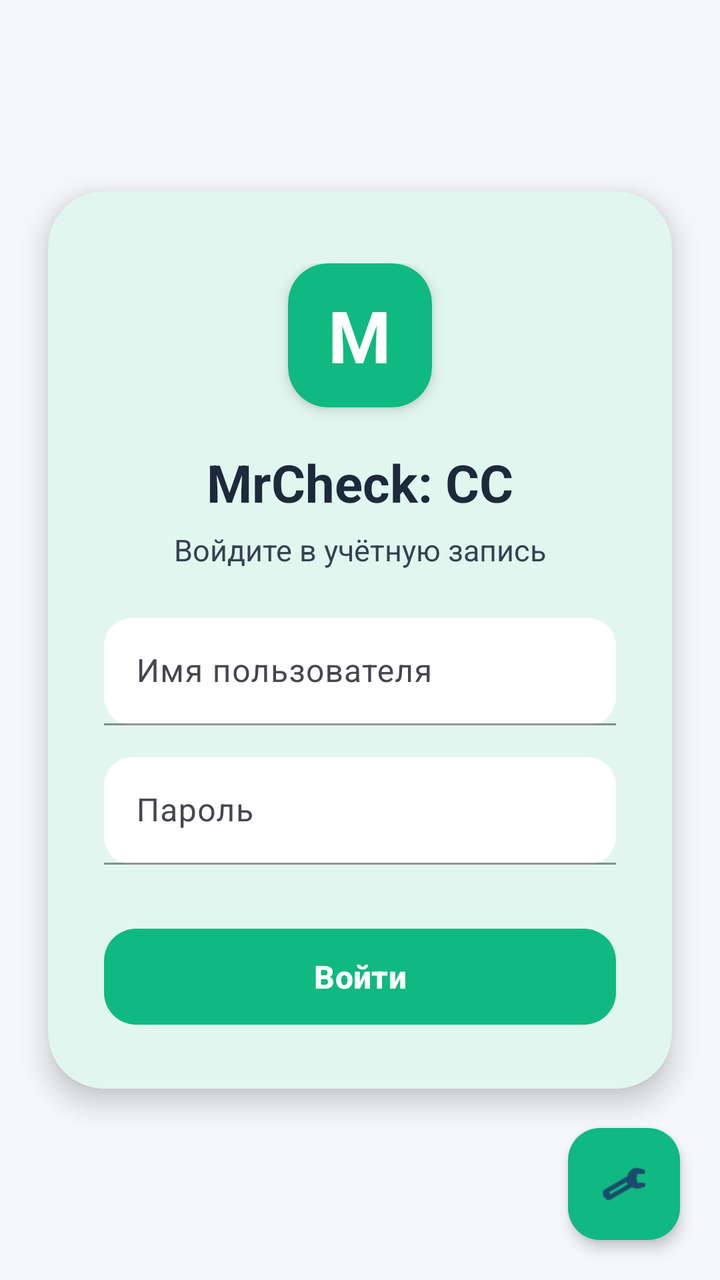
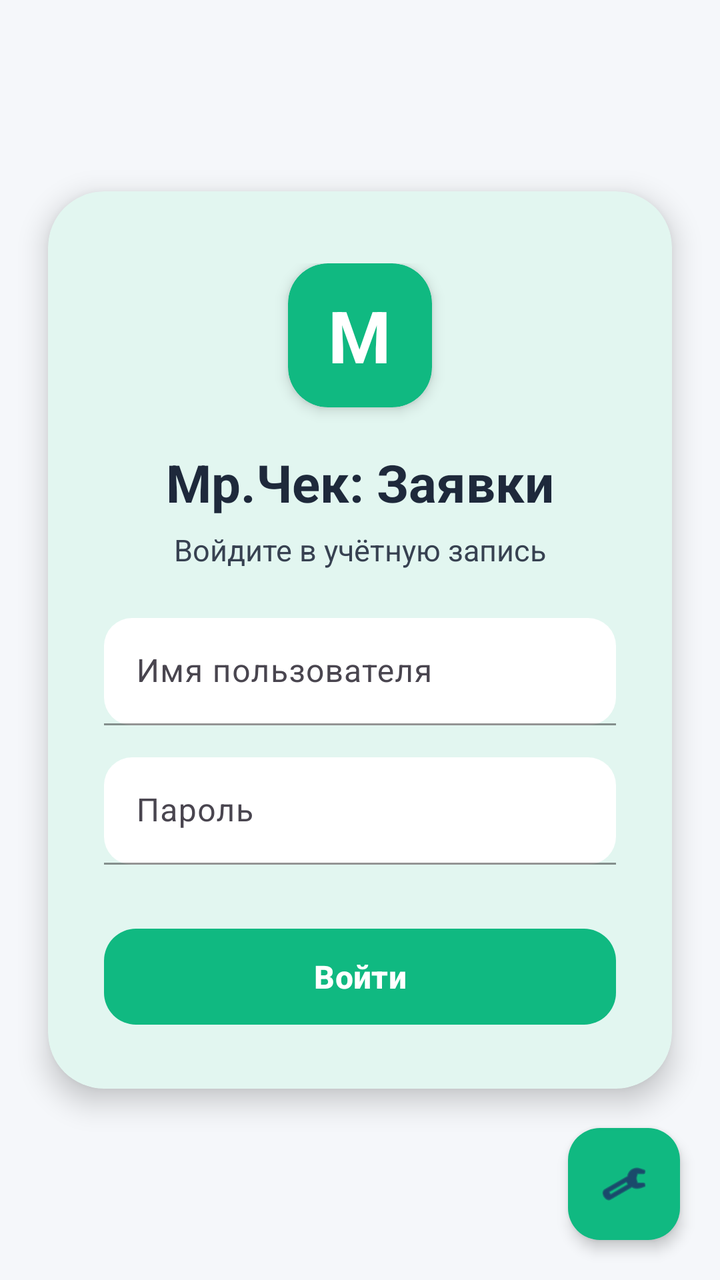

Compare the two renders of this Android layout. The source of the first and the diff that turns it into the second are given below.
<!-- AndroidManifest.xml: activity theme Theme.MrCWarehouse -->
<!-- res/layout/activity_login.xml -->
<?xml version="1.0" encoding="utf-8"?>
<androidx.constraintlayout.widget.ConstraintLayout xmlns:android="http://schemas.android.com/apk/res/android"
    xmlns:app="http://schemas.android.com/apk/res-auto"
    android:layout_width="match_parent"
    android:layout_height="match_parent"
    android:background="@color/bg_main">

    <com.google.android.material.card.MaterialCardView
        android:layout_width="match_parent"
        android:layout_height="wrap_content"
        android:layout_marginHorizontal="24dp"
        app:cardBackgroundColor="@color/bg_card"
        app:cardCornerRadius="28dp"
        app:cardElevation="8dp"
        app:layout_constraintBottom_toBottomOf="parent"
        app:layout_constraintEnd_toEndOf="parent"
        app:layout_constraintStart_toStartOf="parent"
        app:layout_constraintTop_toTopOf="parent">

        <LinearLayout
            android:layout_width="match_parent"
            android:layout_height="wrap_content"
            android:gravity="center_horizontal"
            android:orientation="vertical"
            android:paddingHorizontal="28dp"
            android:paddingTop="36dp"
            android:paddingBottom="28dp">

            
            <com.google.android.material.card.MaterialCardView
                android:layout_width="72dp"
                android:layout_height="72dp"
                app:cardBackgroundColor="@color/primary"
                app:cardCornerRadius="20dp"
                app:cardElevation="4dp">

                <TextView
                    android:layout_width="wrap_content"
                    android:layout_height="wrap_content"
                    android:layout_gravity="center"
                    android:text="M"
                    android:textColor="@color/white"
                    android:textSize="36sp"
                    android:textStyle="bold" />
            </com.google.android.material.card.MaterialCardView>

            <TextView
                android:layout_width="wrap_content"
                android:layout_height="wrap_content"
                android:layout_marginTop="20dp"
                android:text="MrCheck: CC"
                android:textColor="@color/text_primary"
                android:textSize="26sp"
                android:textStyle="bold" />

            <TextView
                android:id="@+id/tvSubtitle"
                android:layout_width="wrap_content"
                android:layout_height="wrap_content"
                android:layout_marginTop="6dp"
                android:text="Войдите в учётную запись"
                android:textColor="@color/text_secondary"
                android:textSize="15sp" />

            
            <LinearLayout
                android:id="@+id/layoutSavedSession"
                android:layout_width="match_parent"
                android:layout_height="wrap_content"
                android:layout_marginTop="28dp"
                android:gravity="center"
                android:orientation="vertical"
                android:visibility="gone">

                <TextView
                    android:layout_width="wrap_content"
                    android:layout_height="wrap_content"
                    android:text="Вы вошли как"
                    android:textColor="@color/text_secondary"
                    android:textSize="14sp" />

                <TextView
                    android:id="@+id/tvSavedUsername"
                    android:layout_width="wrap_content"
                    android:layout_height="wrap_content"
                    android:layout_marginTop="6dp"
                    android:textColor="@color/primary"
                    android:textSize="22sp"
                    android:textStyle="bold" />

                <com.google.android.material.button.MaterialButton
                    android:id="@+id/btnContinue"
                    android:layout_width="match_parent"
                    android:layout_height="56dp"
                    android:layout_marginTop="24dp"
                    android:text="Продолжить"
                    android:textAllCaps="false"
                    android:textColor="@color/white"
                    android:textSize="16sp"
                    android:textStyle="bold"
                    app:cornerRadius="16dp" />

                <TextView
                    android:id="@+id/tvSwitchUser"
                    android:layout_width="wrap_content"
                    android:layout_height="wrap_content"
                    android:layout_marginTop="16dp"
                    android:clickable="true"
                    android:focusable="true"
                    android:paddingHorizontal="12dp"
                    android:paddingVertical="8dp"
                    android:text="Сменить пользователя"
                    android:textColor="@color/primary"
                    android:textSize="14sp"
                    android:textStyle="bold" />
            </LinearLayout>

            <TextView
                android:id="@+id/tvError"
                android:layout_width="match_parent"
                android:layout_height="wrap_content"
                android:layout_marginTop="20dp"
                android:background="@drawable/error_bg"
                android:gravity="center"
                android:paddingHorizontal="16dp"
                android:paddingVertical="12dp"
                android:textColor="@color/text_error"
                android:textSize="14sp"
                android:visibility="gone" />

            <LinearLayout
                android:id="@+id/layoutLoginForm"
                android:layout_width="match_parent"
                android:layout_height="wrap_content"
                android:layout_marginTop="24dp"
                android:orientation="vertical"
                android:visibility="visible">

                <com.google.android.material.textfield.TextInputLayout
                    android:layout_width="match_parent"
                    android:layout_height="wrap_content"
                    android:hint="Имя пользователя"
                    app:boxBackgroundColor="@color/bg_input"
                    app:boxBackgroundMode="filled"
                    app:boxCornerRadiusBottomEnd="14dp"
                    app:boxCornerRadiusBottomStart="14dp"
                    app:boxCornerRadiusTopEnd="14dp"
                    app:boxCornerRadiusTopStart="14dp"
                    app:boxStrokeColor="@color/input_stroke"
                    app:boxStrokeErrorColor="@color/status_error"
                    app:hintTextColor="@color/text_hint">

                    <com.google.android.material.textfield.TextInputEditText
                        android:id="@+id/etUsername"
                        android:layout_width="match_parent"
                        android:layout_height="wrap_content"
                        android:inputType="text"
                        android:padding="16dp"
                        android:textColor="@color/text_primary"
                        android:textColorHint="@color/text_hint"
                        android:textSize="16sp" />
                </com.google.android.material.textfield.TextInputLayout>

                <com.google.android.material.textfield.TextInputLayout
                    android:layout_width="match_parent"
                    android:layout_height="wrap_content"
                    android:layout_marginTop="16dp"
                    android:hint="Пароль"
                    app:boxBackgroundColor="@color/bg_input"
                    app:boxBackgroundMode="filled"
                    app:boxCornerRadiusBottomEnd="14dp"
                    app:boxCornerRadiusBottomStart="14dp"
                    app:boxCornerRadiusTopEnd="14dp"
                    app:boxCornerRadiusTopStart="14dp"
                    app:boxStrokeColor="@color/input_stroke"
                    app:boxStrokeErrorColor="@color/status_error"
                    app:endIconMode="password_toggle"
                    app:hintTextColor="@color/text_hint"
                    app:passwordToggleEnabled="true">

                    <com.google.android.material.textfield.TextInputEditText
                        android:id="@+id/etPassword"
                        android:layout_width="match_parent"
                        android:layout_height="wrap_content"
                        android:inputType="textPassword"
                        android:padding="16dp"
                        android:textColor="@color/text_primary"
                        android:textColorHint="@color/text_hint"
                        android:textSize="16sp" />
                </com.google.android.material.textfield.TextInputLayout>

                <com.google.android.material.button.MaterialButton
                    android:id="@+id/btnLogin"
                    android:layout_width="match_parent"
                    android:layout_height="56dp"
                    android:layout_marginTop="28dp"
                    android:text="Войти"
                    android:textAllCaps="false"
                    android:textColor="@color/white"
                    android:textSize="16sp"
                    android:textStyle="bold"
                    app:cornerRadius="16dp" />
            </LinearLayout>

            <ProgressBar
                android:id="@+id/progressBar"
                android:layout_width="32dp"
                android:layout_height="32dp"
                android:layout_marginTop="20dp"
                android:indeterminateTint="@color/primary"
                android:visibility="gone" />

        </LinearLayout>
    </com.google.android.material.card.MaterialCardView>

    
    <com.google.android.material.floatingactionbutton.FloatingActionButton
        android:id="@+id/btnSettings"
        android:layout_width="wrap_content"
        android:layout_height="wrap_content"
        android:layout_margin="20dp"
        android:clickable="true"
        android:contentDescription="@null"
        android:focusable="true"
        android:src="@android:drawable/ic_menu_preferences"
        app:backgroundTint="@color/primary"
        app:elevation="4dp"
        app:fabSize="mini"
        app:layout_constraintBottom_toBottomOf="parent"
        app:layout_constraintEnd_toEndOf="parent"
         />

</androidx.constraintlayout.widget.ConstraintLayout>
<!-- resources referenced by this layout -->
<resources>
  <color name="bg_card">#FFFFFF</color>
  <color name="bg_input">#FFFFFF</color>
  <color name="bg_main">#F5F7FA</color>
  <color name="input_stroke">#9CA3AF</color>
  <color name="primary">#10B981</color>
  <color name="status_error">#EF4444</color>
  <color name="text_error">#DC2626</color>
  <color name="text_hint">#4B5563</color>
  <color name="text_primary">#1E293B</color>
  <color name="text_secondary">#374151</color>
  <color name="white">#FFFFFF</color>
  <!-- drawable error_bg (drawable) -->
  <?xml version="1.0" encoding="utf-8"?>
  <shape xmlns:android="http://schemas.android.com/apk/res/android"
      android:shape="rectangle">
      <solid android:color="@color/bg_error" />
      <corners android:radius="12dp" />
      <stroke
          android:width="1dp"
          android:color="@color/status_error" />
  </shape>
  <style name="Theme.MrCWarehouse" parent="Theme.Material3.DayNight.NoActionBar">
          <item name="colorPrimary">@color/primary</item>
          <item name="colorPrimaryDark">@color/primary_dark</item>
          <item name="colorAccent">@color/primary</item>
          <item name="colorOnPrimary">@color/text_on_primary</item>
          <item name="colorSecondary">@color/secondary</item>
          <item name="colorOnSecondary">@color/white</item>
          <item name="colorSurface">@color/bg_card</item>
          <item name="colorOnSurface">@color/text_primary</item>
          <item name="android:statusBarColor">@color/primary_dark</item>
          <item name="android:navigationBarColor">@color/primary</item>
          <item name="android:windowBackground">@color/bg_main</item>
          <item name="materialCardViewStyle">@style/CardView.Solid</item>
      </style>
  <color name="bg_error">#FEA2A2</color>
  <color name="primary_dark">#059669</color>
  <color name="text_on_primary">#FFFFFF</color>
  <color name="secondary">#059669</color>
  <style name="CardView.Solid" parent="Widget.Material3.CardView.Filled">
          <item name="cardElevation">2dp</item>
          <item name="cardCornerRadius">16dp</item>
          <item name="cardBackgroundColor">@color/bg_card</item>
          <item name="strokeColor">@android:color/transparent</item>
          <item name="strokeWidth">0dp</item>
      </style>
</resources>

<!-- the commit's change to res/layout/activity_login.xml (unified diff, before → after) -->
@@ -48,7 +48,7 @@
                 android:layout_width="wrap_content"
                 android:layout_height="wrap_content"
                 android:layout_marginTop="20dp"
-                android:text="MrCheck: CC"
+                android:text="Мр.Чек: Заявки"
                 android:textColor="@color/text_primary"
                 android:textSize="26sp"
                 android:textStyle="bold" />
